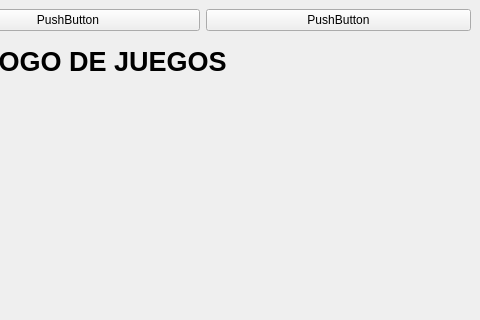
The window that prueba.ui (Ivigaga/TFG) describes before a commit, drawn with Qt 5; both pictures show x 552 to 1032 and y 0 to 320 of the 1032 by 725 pixel window.
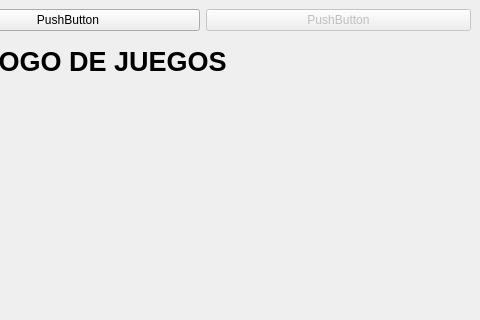
The same window after the commit. The open tabs and pages were chosen to show the change.

What changed in the file:
```diff
--- a/prueba.ui
+++ b/prueba.ui
@@ -119,6 +119,9 @@
           </item>
           <item>
            <widget class="QPushButton" name="pushButton_3">
+            <property name="enabled">
+             <bool>false</bool>
+            </property>
             <property name="text">
              <string>PushButton</string>
             </property>
```
Left out of the diff: 205 changed lines with no effect on the pictures.
